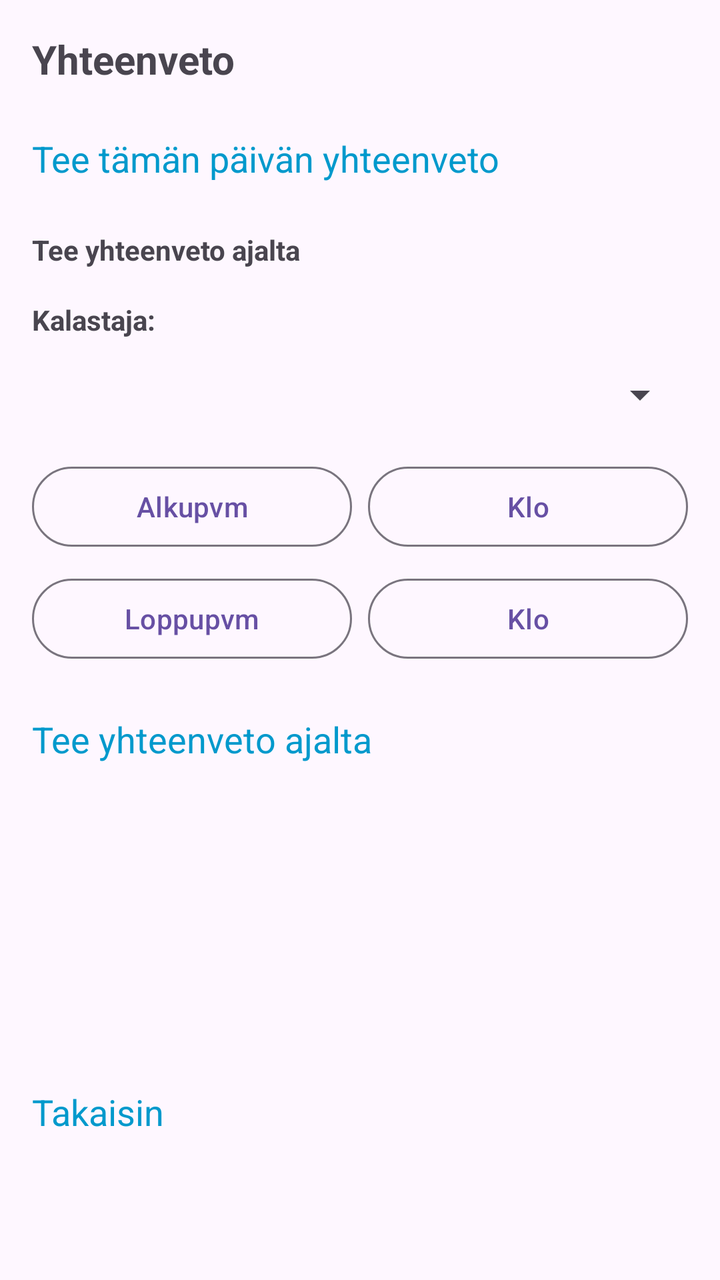
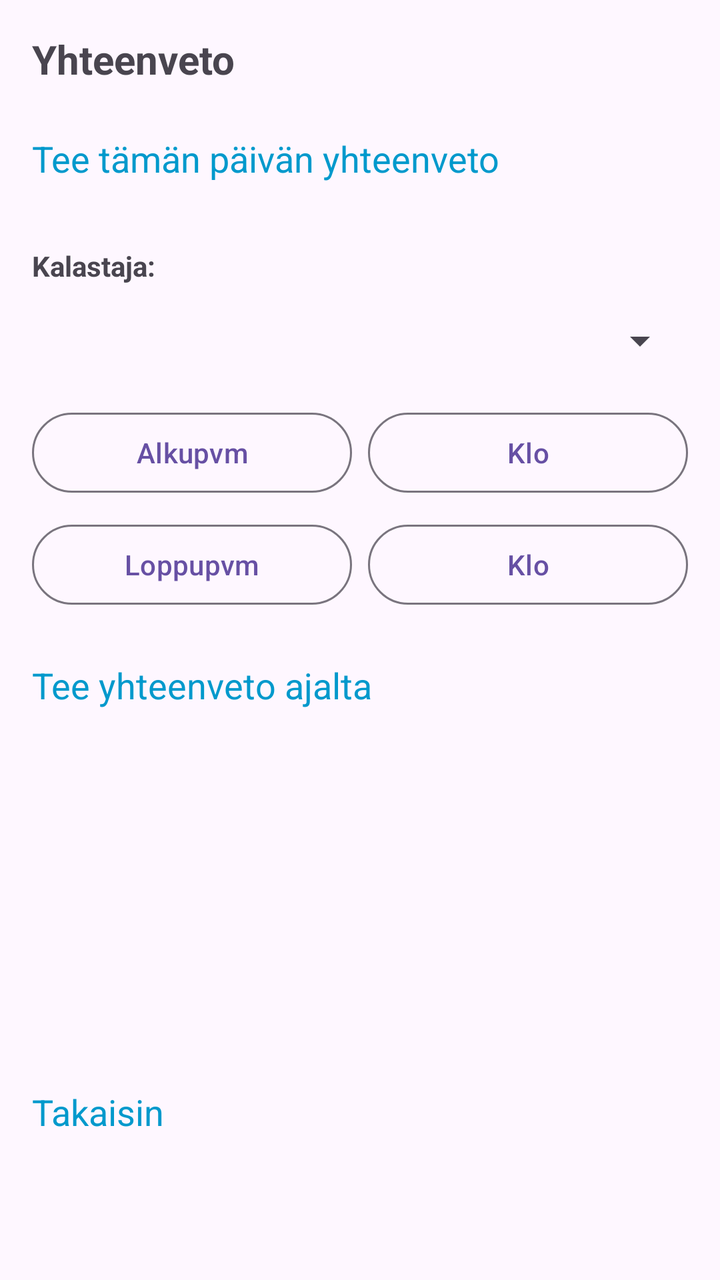

The first picture is an Android layout as it rendered before a commit; the second is the same layout after the commit. The layout source and the unified diff follow.
<!-- AndroidManifest.xml: application theme Theme.KalaKartta -->
<!-- res/layout/activity_summary.xml -->
<?xml version="1.0" encoding="utf-8"?>
<LinearLayout xmlns:android="http://schemas.android.com/apk/res/android"
    android:layout_width="match_parent"
    android:layout_height="match_parent"
    android:orientation="vertical"
    android:padding="16dp">

    <TextView
        android:layout_width="wrap_content"
        android:layout_height="wrap_content"
        android:text="Yhteenveto"
        android:textSize="20sp"
        android:textStyle="bold"
        android:layout_marginBottom="16dp" />

    <TextView
        android:id="@+id/todaySummaryButton"
        android:layout_width="match_parent"
        android:layout_height="wrap_content"
        android:text="Tee tämän päivän yhteenveto"
        android:textSize="18sp"
        android:textColor="@android:color/holo_blue_dark"
        android:background="?attr/selectableItemBackground"
        android:clickable="true"
        android:focusable="true"
        android:paddingTop="8dp"
        android:paddingBottom="8dp"
        android:layout_marginBottom="16dp" />

    <TextView
        android:layout_width="wrap_content"
        android:layout_height="wrap_content"
        android:text="Tee yhteenveto ajalta"
        android:textStyle="bold"
        android:layout_marginBottom="8dp" />

    <TextView
        android:layout_width="wrap_content"
        android:layout_height="wrap_content"
        android:text="Kalastaja:"
        android:textStyle="bold"
        android:layout_marginTop="8dp" />

    <Spinner
        android:id="@+id/fishermanSpinner"
        android:layout_width="match_parent"
        android:layout_height="wrap_content"
        android:layout_marginTop="4dp"
        android:layout_marginBottom="8dp"
        android:minHeight="48dp" />

    <LinearLayout
        android:layout_width="match_parent"
        android:layout_height="wrap_content"
        android:orientation="horizontal"
        android:layout_marginBottom="8dp">

        <Button
            android:id="@+id/startDateButton"
            style="@style/Widget.Material3.Button.OutlinedButton"
            android:layout_width="0dp"
            android:layout_height="wrap_content"
            android:layout_weight="1"
            android:text="Alkupvm" />

        <Button
            android:id="@+id/startTimeButton"
            style="@style/Widget.Material3.Button.OutlinedButton"
            android:layout_width="0dp"
            android:layout_height="wrap_content"
            android:layout_weight="1"
            android:text="Klo"
            android:layout_marginStart="8dp" />
    </LinearLayout>

    <LinearLayout
        android:layout_width="match_parent"
        android:layout_height="wrap_content"
        android:orientation="horizontal"
        android:layout_marginBottom="16dp">

        <Button
            android:id="@+id/endDateButton"
            style="@style/Widget.Material3.Button.OutlinedButton"
            android:layout_width="0dp"
            android:layout_height="wrap_content"
            android:layout_weight="1"
            android:text="Loppupvm" />

        <Button
            android:id="@+id/endTimeButton"
            style="@style/Widget.Material3.Button.OutlinedButton"
            android:layout_width="0dp"
            android:layout_height="wrap_content"
            android:layout_weight="1"
            android:text="Klo"
            android:layout_marginStart="8dp" />
    </LinearLayout>

    <TextView
        android:id="@+id/generateRangeSummaryButton"
        android:layout_width="match_parent"
        android:layout_height="wrap_content"
        android:text="Tee yhteenveto ajalta"
        android:textSize="18sp"
        android:textColor="@android:color/holo_blue_dark"
        android:background="?attr/selectableItemBackground"
        android:clickable="true"
        android:focusable="true"
        android:paddingTop="8dp"
        android:paddingBottom="8dp"
        android:layout_marginBottom="16dp" />

    <ScrollView
        android:layout_width="match_parent"
        android:layout_height="0dp"
        android:layout_weight="1">

        <TextView
            android:id="@+id/summaryResultText"
            android:layout_width="match_parent"
            android:layout_height="wrap_content"
            android:textSize="16sp" />
    </ScrollView>

    <TextView
        android:id="@+id/backButton"
        android:layout_width="match_parent"
        android:layout_height="wrap_content"
        android:text="Takaisin"
        android:textSize="18sp"
        android:textColor="@android:color/holo_blue_dark"
        android:background="?attr/selectableItemBackground"
        android:clickable="true"
        android:focusable="true"
        android:paddingTop="8dp"
        android:paddingBottom="8dp"
        android:layout_marginTop="8dp"
        android:layout_marginBottom="48dp" />

</LinearLayout>
<!-- resources referenced by this layout -->
<resources>
  <style name="Theme.KalaKartta" parent="Base.Theme.KalaKartta" />
  <style name="Base.Theme.KalaKartta" parent="Theme.Material3.DayNight.NoActionBar">
          
          
          <item name="editTextStyle">@style/Widget.AppCompat.EditText</item>
          <item name="android:spinnerStyle">@style/Widget.AppCompat.Spinner</item>
      </style>
</resources>

<!-- the commit's change to res/layout/activity_summary.xml (unified diff, before → after) -->
@@ -6,7 +6,7 @@
     android:padding="16dp">
 
     <TextView
-        android:layout_width="wrap_content"
+        android:layout_width="match_parent"
         android:layout_height="wrap_content"
         android:text="Yhteenveto"
         android:textSize="20sp"
@@ -26,13 +26,6 @@
         android:paddingTop="8dp"
         android:paddingBottom="8dp"
         android:layout_marginBottom="16dp" />
-
-    <TextView
-        android:layout_width="wrap_content"
-        android:layout_height="wrap_content"
-        android:text="Tee yhteenveto ajalta"
-        android:textStyle="bold"
-        android:layout_marginBottom="8dp" />
 
     <TextView
         android:layout_width="wrap_content"
@@ -97,19 +90,36 @@
             android:layout_marginStart="8dp" />
     </LinearLayout>
 
-    <TextView
-        android:id="@+id/generateRangeSummaryButton"
+    <LinearLayout
         android:layout_width="match_parent"
         android:layout_height="wrap_content"
-        android:text="Tee yhteenveto ajalta"
-        android:textSize="18sp"
-        android:textColor="@android:color/holo_blue_dark"
-        android:background="?attr/selectableItemBackground"
-        android:clickable="true"
-        android:focusable="true"
-        android:paddingTop="8dp"
-        android:paddingBottom="8dp"
-        android:layout_marginBottom="16dp" />
+        android:orientation="horizontal"
+        android:gravity="center_vertical"
+        android:layout_marginBottom="16dp">
+
+        <TextView
+            android:id="@+id/generateRangeSummaryButton"
+            android:layout_width="0dp"
+            android:layout_height="wrap_content"
+            android:layout_weight="1"
+            android:text="Tee yhteenveto ajalta"
+            android:textSize="18sp"
+            android:textColor="@android:color/holo_blue_dark"
+            android:background="?attr/selectableItemBackground"
+            android:clickable="true"
+            android:focusable="true"
+            android:paddingTop="8dp"
+            android:paddingBottom="8dp" />
+
+        <ImageButton
+            android:id="@+id/copyToClipboardButton"
+            android:layout_width="48dp"
+            android:layout_height="48dp"
+            android:src="@drawable/ic_copy"
+            android:background="?attr/selectableItemBackgroundBorderless"
+            android:contentDescription="Kopioi leikepöydälle"
+            android:visibility="gone" />
+    </LinearLayout>
 
     <ScrollView
         android:layout_width="match_parent"
<!-- resource entries referenced after the edit -->
@@ -1,5 +1,16 @@
 <!-- resources referenced by this layout -->
 <resources>
+  <!-- drawable ic_copy (drawable) -->
+  <vector xmlns:android="http://schemas.android.com/apk/res/android"
+      android:width="24dp"
+      android:height="24dp"
+      android:viewportWidth="24"
+      android:viewportHeight="24"
+      android:tint="?attr/colorControlNormal">
+    <path
+        android:fillColor="@android:color/white"
+        android:pathData="M16,1L4,1c-1.1,0 -2,0.9 -2,2v14h2L4,3h12L16,1zM19,5L8,5c-1.1,0 -2,0.9 -2,2v14c0,1.1 0.9,2 2,2h11c1.1,0 2,-0.9 2,-2L21,7c0,-1.1 -0.9,-2 -2,-2zM19,21L8,21L8,7h11v14z"/>
+  </vector>
   <style name="Theme.KalaKartta" parent="Base.Theme.KalaKartta" />
   <style name="Base.Theme.KalaKartta" parent="Theme.Material3.DayNight.NoActionBar">
           
